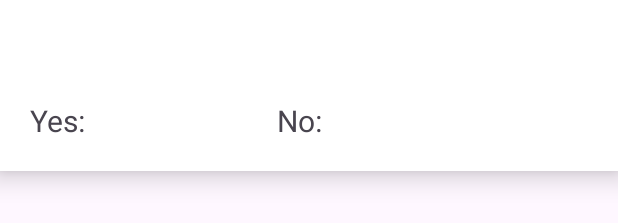
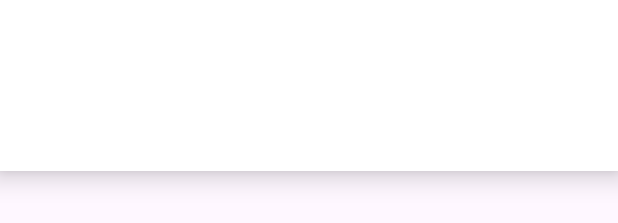
Before and after one commit to pereprior/ORBYS-Vote, an Android app: the layout dialog_launch_question.xml on its own in the app's theme, with its tools: preview values and no code run, on a phone screen of 412 x 824 dp. Shown: the part 322-545 px from the top of the screen. Run offline under Robolectric (Android 15) with nearby library versions, the phone set to English and light mode, and no system bars.

Commit message:
edit question dialog

```diff
--- a/app/src/main/AndroidManifest.xml
+++ b/app/src/main/AndroidManifest.xml
@@ -19,7 +19,9 @@
         tools:targetApi="31">
         <activity
             android:name=".MainActivity"
-            android:exported="true">
+            android:exported="true"
+            android:screenOrientation="locked"
+            tools:ignore="DiscouragedApi">
             <intent-filter>
                 <action android:name="android.intent.action.MAIN" />
 
--- a/app/src/main/java/com/pprior/quizz/MainActivity.kt
+++ b/app/src/main/java/com/pprior/quizz/MainActivity.kt
@@ -8,7 +8,6 @@ import com.pprior.quizz.data.server.HttpService
 import com.pprior.quizz.databinding.ActivityMainBinding
 import com.pprior.quizz.ui.fragments.HeadFragment
 import com.pprior.quizz.ui.fragments.ListFragment
-import com.pprior.quizz.data.server.di.QuestionComponent
 import com.pprior.quizz.data.server.repositories.QuestionRepositoryImp
 import org.koin.core.context.startKoin
 import org.koin.dsl.module
@@ -31,7 +30,6 @@ class MainActivity : AppCompatActivity() {
         startKoin {
             modules(
                 module {
-                    single { QuestionComponent() }
                     single { QuestionRepositoryImp() }
                     single { FlowRepository() }
                 }
--- a/app/src/main/java/com/pprior/quizz/data/models/Answer.kt
+++ b/app/src/main/java/com/pprior/quizz/data/models/Answer.kt
@@ -2,6 +2,5 @@ package com.pprior.quizz.data.models
 
 data class Answer(
     var yesCount: Int = 0,
-    var noCount : Int = 0,
-    var state: Boolean = false
+    var noCount : Int = 0
 )
--- a/app/src/main/java/com/pprior/quizz/data/server/controllers/QuestionController.kt
+++ b/app/src/main/java/com/pprior/quizz/data/server/controllers/QuestionController.kt
@@ -1,7 +1,7 @@
 package com.pprior.quizz.data.server.controllers
 
 import android.util.Log
-import com.pprior.quizz.data.server.di.QuestionComponent
+import com.pprior.quizz.data.server.repositories.QuestionRepositoryImp
 import io.ktor.http.ContentType
 import io.ktor.server.application.application
 import io.ktor.server.application.call
@@ -17,7 +17,7 @@ import java.io.InputStreamReader
 
 fun Route.questionController() {
 
-    val questionComponent: QuestionComponent by inject(QuestionComponent::class.java)
+    val repository: QuestionRepositoryImp by inject(QuestionRepositoryImp::class.java)
 
     // Ruta para la página de respuesta de una pregunta
     get("/question") {
@@ -50,7 +50,7 @@ fun Route.questionController() {
         Log.d("Quizz", "Parámetros recibidos: $parameters")
 
         try {
-            questionComponent.setAnswer(choice)
+            repository.setPostInAnswerCount(choice)
             Log.d("Quizz", "Respuesta: $choice")
             //Log.d("Quizz", "Numero de si: ${questionComponent.getAnswer().}")
             //Log.d("Quizz", "Numero de no: ${questionComponent.getAnswer().noCount}")
--- a/app/src/main/res/drawable/baseline_expand_more_24.xml
+++ /dev/null
@@ -1,5 +0,0 @@
-<vector xmlns:android="http://schemas.android.com/apk/res/android" android:height="24dp" android:tint="#000000" android:viewportHeight="24" android:viewportWidth="24" android:width="24dp">
-
-    <path android:fillColor="@android:color/white" android:pathData="M16.59,8.59L12,13.17 7.41,8.59 6,10l6,6 6,-6z"/>
-
-</vector>
--- a/app/src/main/res/layout/dialog_launch_question.xml
+++ b/app/src/main/res/layout/dialog_launch_question.xml
@@ -45,15 +45,7 @@ android:gravity="center_horizontal">
             android:layout_width="wrap_content"
             android:layout_height="wrap_content"
             android:layout_weight="1"
-            android:textSize="20sp"
-
-            android:text="@string/yes_aswers" />
-
-        <TextView
-            android:id="@+id/yes_answers_count"
-            android:layout_width="wrap_content"
-            android:layout_height="wrap_content"
-            android:layout_marginEnd="50dp"
+            android:layout_marginStart="70dp"
             android:textSize="20sp" />
 
         <TextView
@@ -62,14 +54,7 @@ android:gravity="center_horizontal">
             android:layout_height="wrap_content"
             android:layout_weight="1"
             android:textSize="20sp"
-            android:text="@string/no_aswers" />
-
-        <TextView
-            android:id="@+id/no_answers_count"
-            android:layout_width="wrap_content"
-            android:layout_height="wrap_content"
-            android:layout_marginEnd="100dp"
-            android:textSize="20sp" />
+            android:layout_marginStart="50dp" />
 
     </LinearLayout>
 
--- a/app/src/main/res/values/dimens.xml
+++ b/app/src/main/res/values-sw360dp/dimens.xml
@@ -4,5 +4,5 @@
 
     <dimen name="fab_icn_size">28dp</dimen>
     <dimen name="fab_size">56dp</dimen>
-    <dimen name="fab_margin">72dp</dimen>
+    <dimen name="fab_margin">16dp</dimen>
 </resources>
--- a/app/src/main/res/values-sw600dp/dimens.xml
+++ b/app/src/main/res/values-sw600dp/dimens.xml
@@ -2,7 +2,7 @@
 <resources>
     <integer name="column_number">3</integer>
 
-    <dimen name="fab_icn_size">28dp</dimen>
-    <dimen name="fab_size">56dp</dimen>
-    <dimen name="fab_margin">144dp</dimen>
+    <dimen name="fab_icn_size">36dp</dimen>
+    <dimen name="fab_size">64dp</dimen>
+    <dimen name="fab_margin">16dp</dimen>
 </resources>
```
Also changed, not shown: app/src/main/java/com/pprior/quizz/data/flow/FlowRepository.kt (+15 -3 lines), app/src/main/java/com/pprior/quizz/data/server/di/QuestionComponent.kt (deleted, +0 -20 lines), app/src/main/java/com/pprior/quizz/domain/adapters/RecyclerAdapter.kt (+26 -7 lines), app/src/main/java/com/pprior/quizz/ui/components/dialogs/AddQuestionDialog.kt (+13 -8 lines), app/src/main/java/com/pprior/quizz/ui/components/dialogs/EditQuestionDialog.kt (added, +43 -0 lines), app/src/main/java/com/pprior/quizz/ui/components/dialogs/LaunchQuestionDialog.kt (+27 -9 lines), app/src/main/java/com/pprior/quizz/ui/fragments/ListFragment.kt (+7 -2 lines), app/src/main/res/layout/fragment_list_item.xml (+1 -10 lines).
